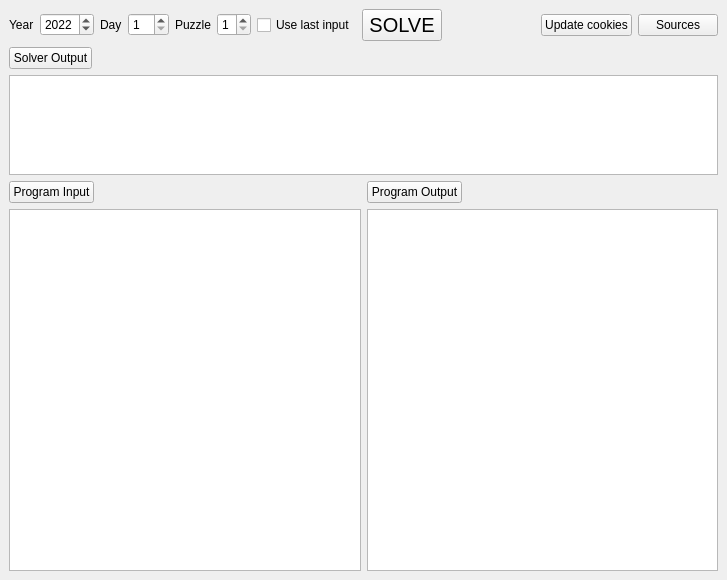
The window that mainwindow.ui (aboeuf/AdventOfCode_legacy) describes before a commit, drawn with Qt 5.
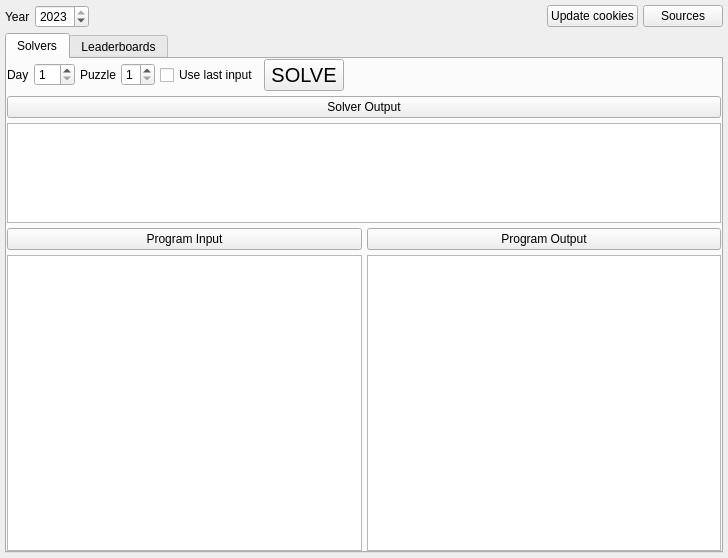
The same window after the commit.

Diff of the .ui file:
```diff
--- a/mainwindow.ui
+++ b/mainwindow.ui
@@ -6,19 +6,56 @@
    <rect>
     <x>0</x>
     <y>0</y>
-    <width>727</width>
-    <height>580</height>
+    <width>728</width>
+    <height>558</height>
    </rect>
   </property>
   <property name="windowTitle">
    <string>Advent Of Code</string>
   </property>
   <widget class="QWidget" name="m_central_widget">
-   <layout class="QVBoxLayout" name="verticalLayout_2">
+   <layout class="QVBoxLayout" name="m_central_widget_vertical_layout">
+    <property name="spacing">
+     <number>5</number>
+    </property>
+    <property name="leftMargin">
+     <number>5</number>
+    </property>
+    <property name="topMargin">
+     <number>5</number>
+    </property>
+    <property name="rightMargin">
+     <number>5</number>
+    </property>
+    <property name="bottomMargin">
+     <number>5</number>
+    </property>
     <item>
-     <layout class="QHBoxLayout" name="m_horizontal_layout">
+     <widget class="QWidget" name="m_common_top_widget" native="true">
+      <property name="sizePolicy">
+       <sizepolicy hsizetype="MinimumExpanding" vsizetype="Maximum">
+        <horstretch>0</horstretch>
+        <verstretch>0</verstretch>
+       </sizepolicy>
+      </property>
+      <layout class="QHBoxLayout" name="m_common_top_widget_horizontal_layout">
+       <property name="spacing">
+        <number>5</number>
+       </property>
+       <property name="leftMargin">
+        <number>0</number>
+       </property>
+       <property name="topMargin">
+        <number>0</number>
+       </property>
+       <property name="rightMargin">
+        <number>0</number>
+       </property>
+       <property name="bottomMargin">
+        <number>0</number>
+       </property>
       <item>
-       <widget class="QLabel" name="m_label_year_solvers">
+        <widget class="QLabel" name="m_label_year">
         <property name="text">
          <string>Year</string>
         </property>
@@ -33,10 +70,101 @@
          <number>2023</number>
         </property>
         <property name="value">
-         <number>2022</number>
+          <number>2023</number>
         </property>
        </widget>
       </item>
+       <item>
+        <spacer name="m_common_top_horizontal_spacer">
+         <property name="orientation">
+          <enum>Qt::Horizontal</enum>
+         </property>
+         <property name="sizeHint" stdset="0">
+          <size>
+           <width>40</width>
+           <height>20</height>
+          </size>
+         </property>
+        </spacer>
+       </item>
+       <item>
+        <widget class="QPushButton" name="m_push_button_update_cookies">
+         <property name="text">
+          <string>Update cookies</string>
+         </property>
+        </widget>
+       </item>
+       <item>
+        <widget class="QPushButton" name="m_push_button_sources">
+         <property name="sizePolicy">
+          <sizepolicy hsizetype="Maximum" vsizetype="Fixed">
+           <horstretch>0</horstretch>
+           <verstretch>0</verstretch>
+          </sizepolicy>
+         </property>
+         <property name="text">
+          <string>Sources</string>
+         </property>
+        </widget>
+       </item>
+      </layout>
+     </widget>
+    </item>
+    <item>
+     <widget class="QTabWidget" name="m_tab_widget">
+      <property name="sizePolicy">
+       <sizepolicy hsizetype="MinimumExpanding" vsizetype="MinimumExpanding">
+        <horstretch>0</horstretch>
+        <verstretch>0</verstretch>
+       </sizepolicy>
+      </property>
+      <property name="currentIndex">
+       <number>0</number>
+      </property>
+      <widget class="QWidget" name="m_solvers_tab">
+       <attribute name="title">
+        <string>Solvers</string>
+       </attribute>
+       <layout class="QVBoxLayout" name="m_solvers_tab_vertical_layout">
+        <property name="spacing">
+         <number>5</number>
+        </property>
+        <property name="leftMargin">
+         <number>0</number>
+        </property>
+        <property name="topMargin">
+         <number>0</number>
+        </property>
+        <property name="rightMargin">
+         <number>0</number>
+        </property>
+        <property name="bottomMargin">
+         <number>0</number>
+        </property>
+        <item>
+         <widget class="QWidget" name="m_solver_selection_widget" native="true">
+          <property name="sizePolicy">
+           <sizepolicy hsizetype="Preferred" vsizetype="Maximum">
+            <horstretch>0</horstretch>
+            <verstretch>0</verstretch>
+           </sizepolicy>
+          </property>
+          <layout class="QHBoxLayout" name="m_solver_selection_widget_horizontal_layout">
+           <property name="spacing">
+            <number>5</number>
+           </property>
+           <property name="leftMargin">
+            <number>0</number>
+           </property>
+           <property name="topMargin">
+            <number>0</number>
+           </property>
+           <property name="rightMargin">
+            <number>0</number>
+           </property>
+           <property name="bottomMargin">
+            <number>0</number>
+           </property>
       <item>
        <widget class="QLabel" name="m_label_day">
         <property name="text">
@@ -103,31 +231,34 @@
         </property>
        </spacer>
       </item>
-      <item>
-       <widget class="QPushButton" name="m_push_button_update_cookies">
-        <property name="text">
-         <string>Update cookies</string>
-        </property>
+          </layout>
        </widget>
       </item>
       <item>
-       <widget class="QPushButton" name="m_push_button_sources">
+         <widget class="QWidget" name="m_solver_output_widget" native="true">
         <property name="sizePolicy">
-         <sizepolicy hsizetype="Maximum" vsizetype="Fixed">
+           <sizepolicy hsizetype="Preferred" vsizetype="Maximum">
           <horstretch>0</horstretch>
           <verstretch>0</verstretch>
          </sizepolicy>
         </property>
-        <property name="text">
-         <string>Sources</string>
-        </property>
-       </widget>
-      </item>
-     </layout>
-    </item>
+          <layout class="QVBoxLayout" name="m_solver_output_widget_vertical_layout">
+           <property name="spacing">
+            <number>5</number>
+           </property>
+           <property name="leftMargin">
+            <number>0</number>
+           </property>
+           <property name="topMargin">
+            <number>0</number>
+           </property>
+           <property name="rightMargin">
+            <number>0</number>
+           </property>
+           <property name="bottomMargin">
+            <number>0</number>
+           </property>
     <item>
-     <layout class="QVBoxLayout" name="verticalLayout">
-      <item alignment="Qt::AlignLeft">
        <widget class="QPushButton" name="m_push_button_solver_output">
         <property name="text">
          <string>Solver Output</string>
@@ -153,12 +284,51 @@
        </widget>
       </item>
      </layout>
+         </widget>
     </item>
     <item>
-     <layout class="QHBoxLayout" name="horizontalLayout">
+         <widget class="QWidget" name="m_program_io_widget" native="true">
+          <property name="sizePolicy">
+           <sizepolicy hsizetype="Preferred" vsizetype="MinimumExpanding">
+            <horstretch>0</horstretch>
+            <verstretch>0</verstretch>
+           </sizepolicy>
+          </property>
+          <layout class="QHBoxLayout" name="m_program_io_widget_horizontal_layout">
+           <property name="spacing">
+            <number>5</number>
+           </property>
+           <property name="leftMargin">
+            <number>0</number>
+           </property>
+           <property name="topMargin">
+            <number>0</number>
+           </property>
+           <property name="rightMargin">
+            <number>0</number>
+           </property>
+           <property name="bottomMargin">
+            <number>0</number>
+           </property>
       <item>
-       <layout class="QVBoxLayout" name="verticalLayout_04">
-        <item alignment="Qt::AlignLeft">
+            <widget class="QWidget" name="m_program_input_widget" native="true">
+             <layout class="QVBoxLayout" name="m_program_input_widget_vertical_layout">
+              <property name="spacing">
+               <number>5</number>
+              </property>
+              <property name="leftMargin">
+               <number>0</number>
+              </property>
+              <property name="topMargin">
+               <number>0</number>
+              </property>
+              <property name="rightMargin">
+               <number>0</number>
+              </property>
+              <property name="bottomMargin">
+               <number>0</number>
+              </property>
+              <item>
          <widget class="QPushButton" name="m_push_button_input">
           <property name="text">
            <string>Program Input</string>
@@ -178,10 +348,27 @@
          </widget>
         </item>
        </layout>
+            </widget>
       </item>
       <item>
-       <layout class="QVBoxLayout" name="verticalLayout_03">
-        <item alignment="Qt::AlignLeft">
+            <widget class="QWidget" name="m_program_output_widget" native="true">
+             <layout class="QVBoxLayout" name="m_program_output_widget_vertical_layout">
+              <property name="spacing">
+               <number>5</number>
+              </property>
+              <property name="leftMargin">
+               <number>0</number>
+              </property>
+              <property name="topMargin">
+               <number>0</number>
+              </property>
+              <property name="rightMargin">
+               <number>0</number>
+              </property>
+              <property name="bottomMargin">
+               <number>0</number>
+              </property>
+              <item>
          <widget class="QPushButton" name="m_push_button_program_output">
           <property name="text">
            <string>Program Output</string>
@@ -213,8 +400,19 @@
          </widget>
         </item>
        </layout>
-      </item>
-     </layout>
+            </widget>
+           </item>
+          </layout>
+         </widget>
+        </item>
+       </layout>
+      </widget>
+      <widget class="QWidget" name="m_leader_board_tabs">
+       <attribute name="title">
+        <string>Leaderboards</string>
+       </attribute>
+      </widget>
+     </widget>
     </item>
    </layout>
   </widget>
```
Lines whose indentation alone changed are shown as unchanged.
